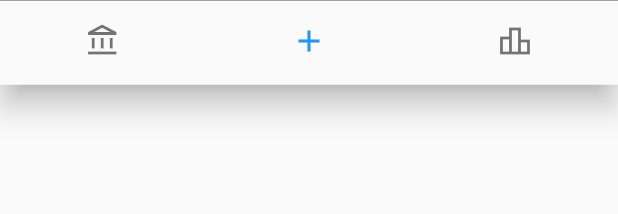
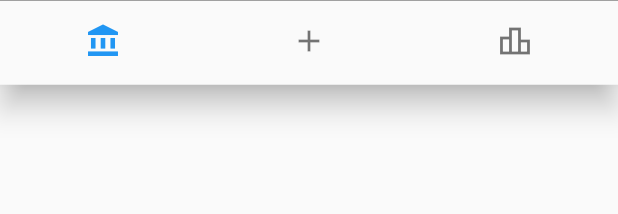
Before and after one commit to pnguyen2108/basic-app, a Flutter app: the BottomNavBarWidget widget shown alone on an empty page, opened directly, item 2 of the bottom bar chosen, on a phone screen of 412 x 824 dp. Shown: the top 214 px of the screen. Run offline on Flutter 3.47's test engine with Material 2 defaults, Android fonts, the phone set to English and light mode, and no system bars; our stand-ins replace get.

Commit message:
fix : fix minor bugs

```diff
--- a/lib/assets/theme/dark_theme.dart
+++ b/lib/assets/theme/dark_theme.dart
@@ -39,6 +39,13 @@ final darkTheme = ThemeData(
     drawerTheme: const DrawerThemeData(
         scrimColor: Color.fromRGBO(255, 255, 255, .05), elevation: 1000),
 
+    //outline border
+    inputDecorationTheme: InputDecorationTheme(
+        focusedBorder: OutlineInputBorder(
+            borderSide: BorderSide(color: Colors.pinkAccent[400]!)),
+        enabledBorder: OutlineInputBorder(
+            borderSide: BorderSide(color: Colors.grey[600]!))),
+
     // switch
     switchTheme: SwitchThemeData(
         overlayColor: MaterialStateProperty.all<Color>(Colors.blue),
--- a/lib/assets/theme/light_theme.dart
+++ b/lib/assets/theme/light_theme.dart
@@ -38,6 +38,13 @@ final lightTheme = ThemeData(
     //drawer
     drawerTheme: const DrawerThemeData(scrimColor: Color.fromRGBO(0, 0, 0, .3)),
 
+    //outline border
+    inputDecorationTheme: InputDecorationTheme(
+        focusedBorder: OutlineInputBorder(
+            borderSide: BorderSide(color: Colors.pinkAccent[400]!)),
+        enabledBorder:
+            OutlineInputBorder(borderSide: BorderSide(color: Colors.grey[600]!))),
+
     // text style
     textTheme: const TextTheme(
         bodyText2:
--- a/lib/main.dart
+++ b/lib/main.dart
@@ -3,6 +3,7 @@ import 'package:get/get.dart';
 import 'package:my_first_app/assets/theme/dark_theme.dart';
 import 'package:my_first_app/assets/theme/light_theme.dart';
 import 'package:my_first_app/models/questions/question.model.dart';
+import 'package:my_first_app/screens/add_question.dart';
 import 'package:my_first_app/screens/home.dart';
 import 'package:my_first_app/screens/questions.dart';
 import 'package:my_first_app/stores/controller.dart';
@@ -19,7 +20,6 @@ class MyApp extends StatefulWidget {
 
 class _MyAppState extends State<MyApp> {
   final List<QuestionModel> questions = [];
-  final storeController = Get.put(MainController());
 
   @override
   Widget build(BuildContext context) => GetMaterialApp(
@@ -41,6 +41,10 @@ class _MyAppState extends State<MyApp> {
             page: () => const QuestionListPage(),
             transition: Transition.rightToLeftWithFade),
         GetPage(
+            name: '/add',
+            page: () => const AddQuestionScreen(),
+            transition: Transition.rightToLeftWithFade),
+        GetPage(
             name: '/result',
             page: () => const ResultWidget(),
             transition: Transition.rightToLeftWithFade)
--- /dev/null
+++ b/lib/screens/add_question.dart
@@ -0,0 +1,40 @@
+import 'package:flutter/material.dart';
+import 'package:my_first_app/widgets/layouts/app_bar.widget.dart';
+import 'package:my_first_app/widgets/layouts/bottom_navbar.widget.dart';
+import 'package:my_first_app/widgets/layouts/drawer.widget.dart';
+
+class AddQuestionScreen extends StatelessWidget {
+  const AddQuestionScreen({super.key});
+
+  @override
+  Widget build(BuildContext context) {
+    return Scaffold(
+        appBar: const AppBarWidget(),
+        endDrawer: const DrawerWidget(),
+        bottomNavigationBar: const BottomNavBarWidget(),
+        body: Container(
+            padding: const EdgeInsets.all(30),
+            child: Column(
+              crossAxisAlignment: CrossAxisAlignment.center,
+              children: <Widget>[
+                TextFormField(
+                  decoration: InputDecoration(
+                      focusedBorder:
+                          Theme.of(context).inputDecorationTheme.focusedBorder,
+                      enabledBorder:
+                          Theme.of(context).inputDecorationTheme.enabledBorder,
+                      labelText: 'Question'),
+                ),
+                const SizedBox(height: 20),
+                TextFormField(
+                  decoration: InputDecoration(
+                      focusedBorder:
+                          Theme.of(context).inputDecorationTheme.focusedBorder,
+                      enabledBorder:
+                          Theme.of(context).inputDecorationTheme.enabledBorder,
+                      labelText: 'Right Answer'),
+                )
+              ],
+            )));
+  }
+}
--- a/lib/screens/questions.dart
+++ b/lib/screens/questions.dart
@@ -29,7 +29,7 @@ class _QuestionListPageState extends State<QuestionListPage> {
     }
   }
 
-  _answerQuestion(String answer) =>
+  _answerQuestion(dynamic answer) =>
       {if (_currentQuestion!.rightAnswer == answer) {}};
 
   _changeQuestion(int questionId) => {
--- a/lib/stores/controller.dart
+++ b/lib/stores/controller.dart
@@ -4,9 +4,11 @@ import 'package:my_first_app/assets/theme/light_theme.dart';
 import 'package:my_first_app/models/questions/question.model.dart';
 
 class MainController extends GetxController {
+  final pages = ['/questions', '/add', 'result'];
+  var currentIdx = 0.obs;
   var darkMode = false.obs;
-  var score = 0;
-  var answeredQuestions = [];
+  var score = 0.obs;
+  var answeredQuestions = [].obs;
   var questions = <QuestionModel>[
     QuestionModel(
         id: 1, question: '2 + 2 = ???', answers: [1, 2, 3, 4], rightAnswer: 2)
@@ -23,11 +25,16 @@ class MainController extends GetxController {
   }
 
   void addScore() {
-    score++;
+    score.value++;
   }
 
   void resetScore() {
-    score = 0;
-    answeredQuestions = [];
+    score.value = 0;
+    answeredQuestions.value = [];
+  }
+
+  void changePage(int nIdx) {
+    currentIdx.value = nIdx;
+    Get.toNamed(pages[nIdx]);
   }
 }
--- a/lib/widgets/layouts/bottom_navbar.widget.dart
+++ b/lib/widgets/layouts/bottom_navbar.widget.dart
@@ -11,33 +11,29 @@ class BottomNavBarWidget extends StatefulWidget {
 
 class _BottomNavBarWidgetState extends State<BottomNavBarWidget> {
   var controller = Get.put(MainController());
-  int _currentIndex = 0;
 
-  void _onItemTapped(int index) {
-    if (index != _currentIndex) {
-      setState(() {
-        _currentIndex = index;
-      });
-
-      switch (index) {
-        case 0:
-          Get.toNamed('/questions');
-          break;
-        case 1:
-          break;
-        case 2:
-          if (controller.answeredQuestions.length <
-              controller.questions.length) {
-            Get.toNamed('/result');
-          } else {
-            Get.toNamed('/result');
-          }
-          break;
-        default:
-          break;
-      }
-    }
-  }
+  // void _onItemTapped(int index) {
+  //   switch (index) {
+  //     case 0:
+  //       controller.changeIdx(index);
+  //       Get.toNamed('/questions');
+  //       break;
+  //     case 1:
+  //       controller.changeIdx(index);
+  //       break;
+  //     case 2:
+  //       if (controller.answeredQuestions.length !=
+  //           controller.questions.length) {
+  //         Get.toNamed('/result');
+  //       } else {
+  //         controller.changeIdx(index);
+  //         Get.toNamed('/result');
+  //       }
+  //       break;
+  //     default:
+  //       break;
+  //   }
+  // }
 
   @override
   Widget build(BuildContext context) {
@@ -69,8 +65,8 @@ class _BottomNavBarWidgetState extends State<BottomNavBarWidget> {
             type: BottomNavigationBarType.fixed,
             showSelectedLabels: false,
             showUnselectedLabels: false,
-            currentIndex: _currentIndex,
-            onTap: _onItemTapped,
+            currentIndex: controller.currentIdx.value,
+            onTap: controller.changePage,
             items: const <BottomNavigationBarItem>[
               BottomNavigationBarItem(
                   activeIcon: Icon(Icons.account_balance),
```
